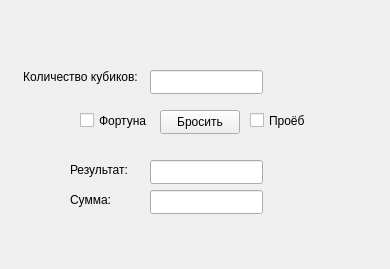
First picture: the form in mainwindow.ui, repository Kanashimi42/TTRPGDiceRoller, before the edit.
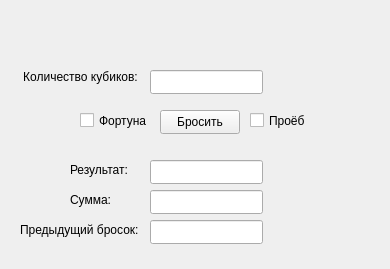
Second picture: the form after the edit.

Commit message: Code refactoring and added history function

What changed in the file:
```diff
--- a/mainwindow.ui
+++ b/mainwindow.ui
@@ -137,6 +137,29 @@
      <string>Проёб</string>
     </property>
    </widget>
+   <widget class="QLineEdit" name="txt_History">
+    <property name="geometry">
+     <rect>
+      <x>150</x>
+      <y>220</y>
+      <width>113</width>
+      <height>24</height>
+     </rect>
+    </property>
+   </widget>
+   <widget class="QLabel" name="label_Result_3">
+    <property name="geometry">
+     <rect>
+      <x>20</x>
+      <y>220</y>
+      <width>121</width>
+      <height>20</height>
+     </rect>
+    </property>
+    <property name="text">
+     <string>Предыдущий бросок:</string>
+    </property>
+   </widget>
   </widget>
  </widget>
  <resources/>
```
Left out of the diff: 18 changed lines with no effect on the pictures. The commit also changes 6 other files.
